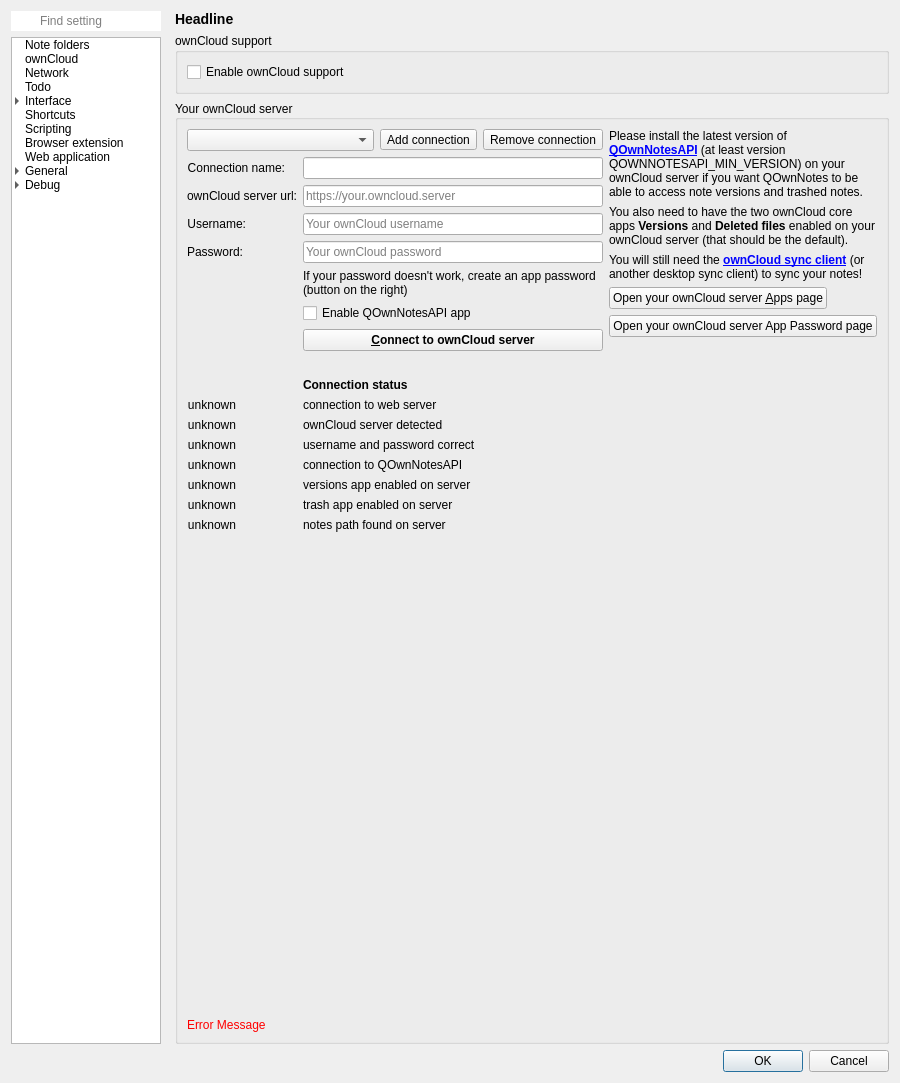
Old version of the form src/dialogs/settingsdialog.ui in the repository pbek/QOwnNotes.
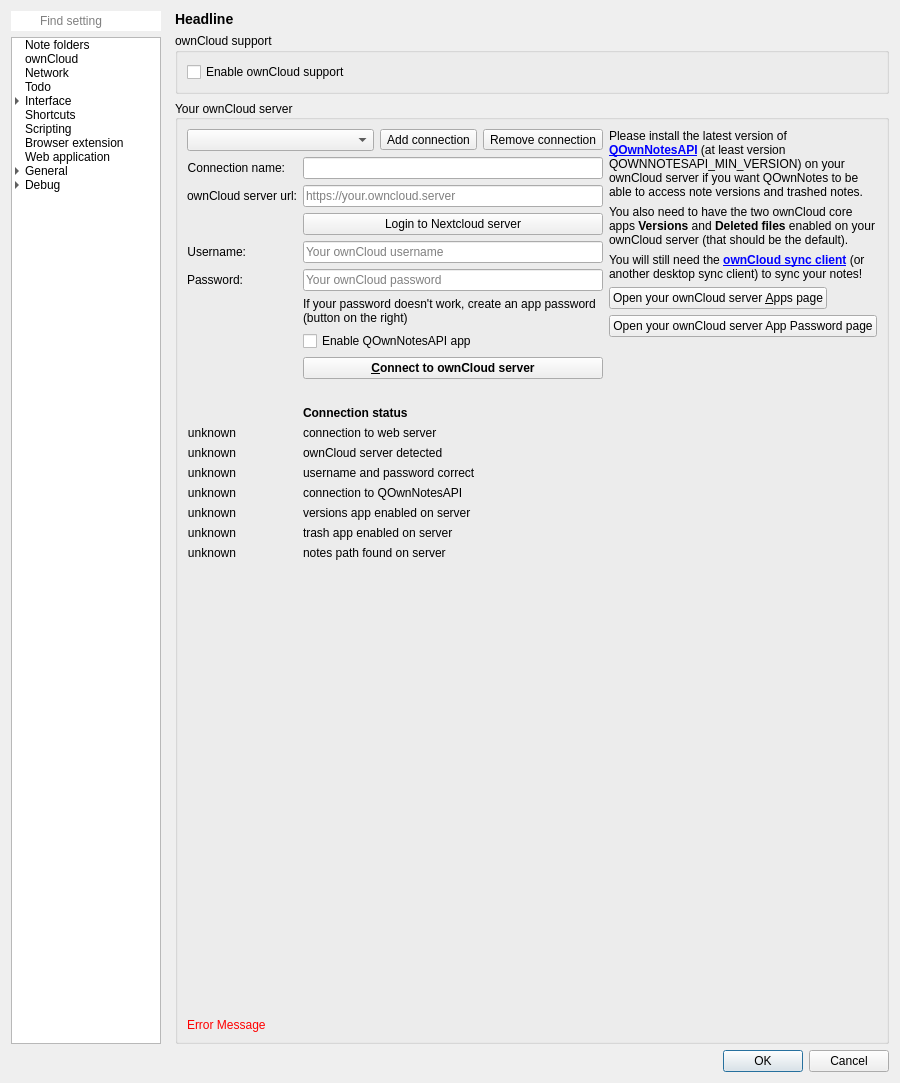
New version of the form. The open tabs and pages were chosen to show the change. Icons and pictures are not drawn. Custom widgets are drawn as their Qt base class.

Commit message: Start Nextcloud login flow v2 implemenation (#2233)

Diff of the .ui file:
```diff
--- a/src/dialogs/settingsdialog.ui
+++ b/src/dialogs/settingsdialog.ui
@@ -1133,7 +1133,7 @@
                     </property>
                    </widget>
                   </item>
-                  <item row="5" column="0">
+                  <item row="6" column="0">
                    <widget class="QLabel" name="label_3">
                     <property name="text">
                      <string>Username:</string>
@@ -1143,7 +1143,7 @@
                     </property>
                    </widget>
                   </item>
-                  <item row="5" column="1">
+                  <item row="6" column="1">
                    <widget class="QLineEdit" name="userNameEdit">
                     <property name="sizePolicy">
                      <sizepolicy hsizetype="Expanding" vsizetype="Minimum">
@@ -1168,7 +1168,7 @@
                     </property>
                    </widget>
                   </item>
-                  <item row="6" column="0">
+                  <item row="7" column="0">
                    <widget class="QLabel" name="label_5">
                     <property name="text">
                      <string>Password:</string>
@@ -1178,7 +1178,7 @@
                     </property>
                    </widget>
                   </item>
-                  <item row="6" column="1">
+                  <item row="7" column="1">
                    <widget class="QLineEdit" name="passwordEdit">
                     <property name="sizePolicy">
                      <sizepolicy hsizetype="Expanding" vsizetype="Minimum">
@@ -1206,7 +1206,7 @@
                     </property>
                    </widget>
                   </item>
-                  <item row="9" column="1">
+                  <item row="10" column="1">
                    <widget class="QPushButton" name="connectButton">
                     <property name="sizePolicy">
                      <sizepolicy hsizetype="Minimum" vsizetype="Fixed">
@@ -1235,7 +1235,7 @@
                     </property>
                    </widget>
                   </item>
-                  <item row="11" column="1">
+                  <item row="12" column="1">
                    <widget class="QLabel" name="okLabelStatus">
                     <property name="sizePolicy">
                      <sizepolicy hsizetype="Preferred" vsizetype="Fixed">
@@ -1251,7 +1251,7 @@
                     </property>
                    </widget>
                   </item>
-                  <item row="12" column="0">
+                  <item row="13" column="0">
                    <widget class="QLabel" name="ok1Label">
                     <property name="text">
                      <string>unknown</string>
@@ -1261,14 +1261,14 @@
                     </property>
                    </widget>
                   </item>
-                  <item row="12" column="1">
+                  <item row="13" column="1">
                    <widget class="QLabel" name="check1Label">
                     <property name="text">
                      <string>connection to web server</string>
                     </property>
                    </widget>
                   </item>
-                  <item row="13" column="0">
+                  <item row="14" column="0">
                    <widget class="QLabel" name="ok2Label">
                     <property name="text">
                      <string>unknown</string>
@@ -1278,14 +1278,14 @@
                     </property>
                    </widget>
                   </item>
-                  <item row="13" column="1">
+                  <item row="14" column="1">
                    <widget class="QLabel" name="check2Label">
                     <property name="text">
                      <string>ownCloud server detected</string>
                     </property>
                    </widget>
                   </item>
-                  <item row="14" column="0">
+                  <item row="15" column="0">
                    <widget class="QLabel" name="ok3Label">
                     <property name="text">
                      <string>unknown</string>
@@ -1295,14 +1295,14 @@
                     </property>
                    </widget>
                   </item>
-                  <item row="14" column="1">
+                  <item row="15" column="1">
                    <widget class="QLabel" name="check3Label">
                     <property name="text">
                      <string>username and password correct</string>
                     </property>
                    </widget>
                   </item>
-                  <item row="15" column="0">
+                  <item row="16" column="0">
                    <widget class="QLabel" name="ok4Label">
                     <property name="text">
                      <string>unknown</string>
@@ -1312,14 +1312,14 @@
                     </property>
                    </widget>
                   </item>
-                  <item row="15" column="1">
+                  <item row="16" column="1">
                    <widget class="QLabel" name="check4Label">
                     <property name="text">
                      <string>connection to QOwnNotesAPI</string>
                     </property>
                    </widget>
                   </item>
-                  <item row="16" column="0">
+                  <item row="17" column="0">
                    <widget class="QLabel" name="ok6Label">
                     <property name="text">
                      <string>unknown</string>
@@ -1329,14 +1329,14 @@
                     </property>
                    </widget>
                   </item>
-                  <item row="16" column="1">
+                  <item row="17" column="1">
                    <widget class="QLabel" name="check6Label">
                     <property name="text">
                      <string>versions app enabled on server</string>
                     </property>
                    </widget>
                   </item>
-                  <item row="17" column="0">
+                  <item row="18" column="0">
                    <widget class="QLabel" name="ok7Label">
                     <property name="text">
                      <string>unknown</string>
@@ -1346,14 +1346,14 @@
                     </property>
                    </widget>
                   </item>
-                  <item row="17" column="1">
+                  <item row="18" column="1">
                    <widget class="QLabel" name="check7Label">
                     <property name="text">
                      <string>trash app enabled on server</string>
                     </property>
                    </widget>
                   </item>
-                  <item row="18" column="0">
+                  <item row="19" column="0">
                    <widget class="QLabel" name="ok8Label">
                     <property name="text">
                      <string>unknown</string>
@@ -1363,14 +1363,14 @@
                     </property>
                    </widget>
                   </item>
-                  <item row="18" column="1">
+                  <item row="19" column="1">
                    <widget class="QLabel" name="check8Label">
                     <property name="text">
                      <string>notes path found on server</string>
                     </property>
                    </widget>
                   </item>
-                  <item row="19" column="1">
+                  <item row="20" column="1">
                    <spacer name="verticalSpacer_2">
                     <property name="orientation">
                      <enum>Qt::Vertical</enum>
@@ -1383,7 +1383,7 @@
                     </property>
                    </spacer>
                   </item>
-                  <item row="10" column="1">
+                  <item row="11" column="1">
                    <spacer name="verticalSpacer_18">
                     <property name="orientation">
                      <enum>Qt::Vertical</enum>
@@ -1399,14 +1399,14 @@
                     </property>
                    </spacer>
                   </item>
-                  <item row="8" column="1">
+                  <item row="9" column="1">
                    <widget class="QCheckBox" name="appQOwnNotesAPICheckBox">
                     <property name="text">
                      <string>Enable QOwnNotesAPI app</string>
                     </property>
                    </widget>
                   </item>
-                  <item row="7" column="1">
+                  <item row="8" column="1">
                    <widget class="QLabel" name="label_8">
                     <property name="sizePolicy">
                      <sizepolicy hsizetype="MinimumExpanding" vsizetype="Fixed">
@@ -1422,6 +1422,20 @@
                     </property>
                    </widget>
                   </item>
+                  <item row="5" column="1">
+                   <widget class="QPushButton" name="loginFlowButton">
+                    <property name="toolTip">
+                     <string>Login flow v2 only works with Nextcloud, not with ownCloud. If you have troubles you need to create an app password by hand.</string>
+                    </property>
+                    <property name="text">
+                     <string>Login to Nextcloud server</string>
+                    </property>
+                    <property name="icon">
+                     <iconset theme="go-next" resource="../breeze-qownnotes.qrc">
+                      <normaloff>:/icons/breeze-qownnotes/16x16/go-next.svg</normaloff>:/icons/breeze-qownnotes/16x16/go-next.svg</iconset>
+                    </property>
+                   </widget>
+                  </item>
                  </layout>
                 </item>
                </layout>
```
Left out of the diff: 2 changed lines with no effect on the pictures. The commit also changes 7 other files.
